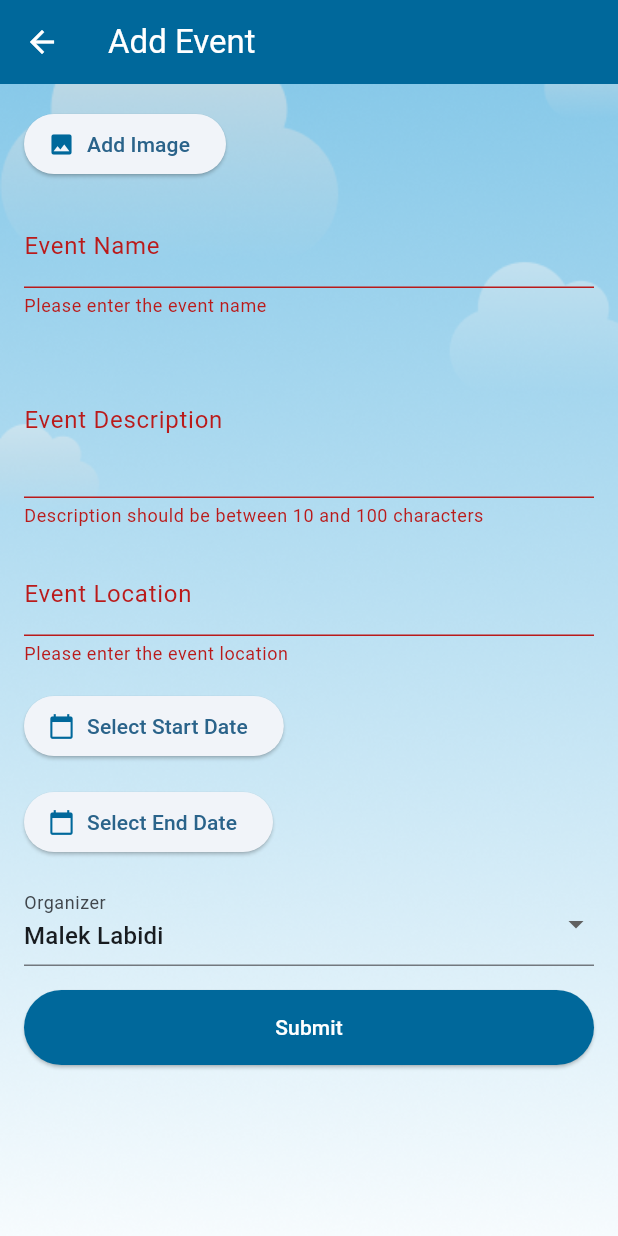
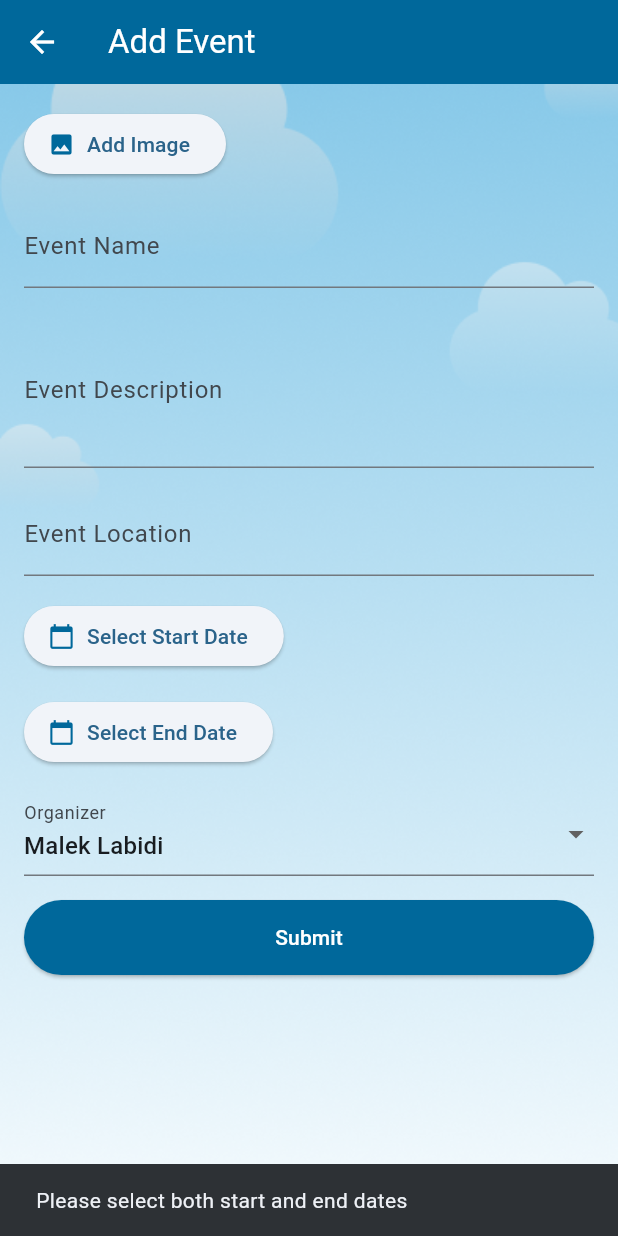
Before and after one commit to Aqua-Guard/Flutter, a Flutter app: the AddEventForm screen opened directly, after a tap on "Submit", on a phone screen of 412 x 824 dp. Run offline on Flutter 3.47's test engine with Material 3 defaults, Android fonts, the phone set to English and light mode, and no system bars.

Commit message:
update form control

```diff
--- a/lib/Screens/event/addEventForm.dart
+++ b/lib/Screens/event/addEventForm.dart
@@ -19,7 +19,7 @@ class _AddEventFormState extends State<AddEventForm> {
   DateTime? _dateFin;
   String _organizer = ''; // You may need to fetch the list of organizers
 
-   Future<void> _selectDate(
+  Future<void> _selectDate(
       BuildContext context, DateTime initialDate, bool isStartDate) async {
     DateTime? pickedDate = await showDatePicker(
       context: context,
@@ -137,7 +137,6 @@ class _AddEventFormState extends State<AddEventForm> {
                       ),
                       maxLines: 3,
                       validator: _validateDescription,
-
                       onSaved: (value) {
                         _eventDescription = value ?? '';
                       },
@@ -148,7 +147,6 @@ class _AddEventFormState extends State<AddEventForm> {
                         labelText: 'Event Location',
                       ),
                       validator: _validateLocation,
-
                       onSaved: (value) {
                         _eventLocation = value ?? '';
                       },
@@ -158,8 +156,7 @@ class _AddEventFormState extends State<AddEventForm> {
                       children: [
                         ElevatedButton.icon(
                           onPressed: () => _selectDate(
-                              context, _dateDebut ?? DateTime.now(), true)
-                              ,
+                              context, _dateDebut ?? DateTime.now(), true),
                           icon: const Icon(Icons.calendar_today,
                               color: Color(0xff00689B)),
                           label: const Text('Select Start Date'),
@@ -228,10 +225,22 @@ class _AddEventFormState extends State<AddEventForm> {
                       children: [
                         ElevatedButton(
                           onPressed: () {
-                            if (_formKey.currentState?.validate() ?? false) {
-                              _formKey.currentState?.save();
-                              // Save the form data or perform any other action
-                              Navigator.pop(context);
+                            // Validate date before saving the form data
+                            String? dateValidation = _validateDate();
+                            if (dateValidation != null) {
+                              // Show a message or handle the validation error
+                              ScaffoldMessenger.of(context).showSnackBar(
+                                SnackBar(
+                                  content: Text(dateValidation),
+                                ),
+                              );
+                            } else {
+                              // Proceed with form validation and saving data
+                              if (_formKey.currentState?.validate() ?? false) {
+                                _formKey.currentState?.save();
+                                // Save the form data or perform any other action
+                                Navigator.pop(context);
+                              }
                             }
                           },
                           style: ElevatedButton.styleFrom(
```
